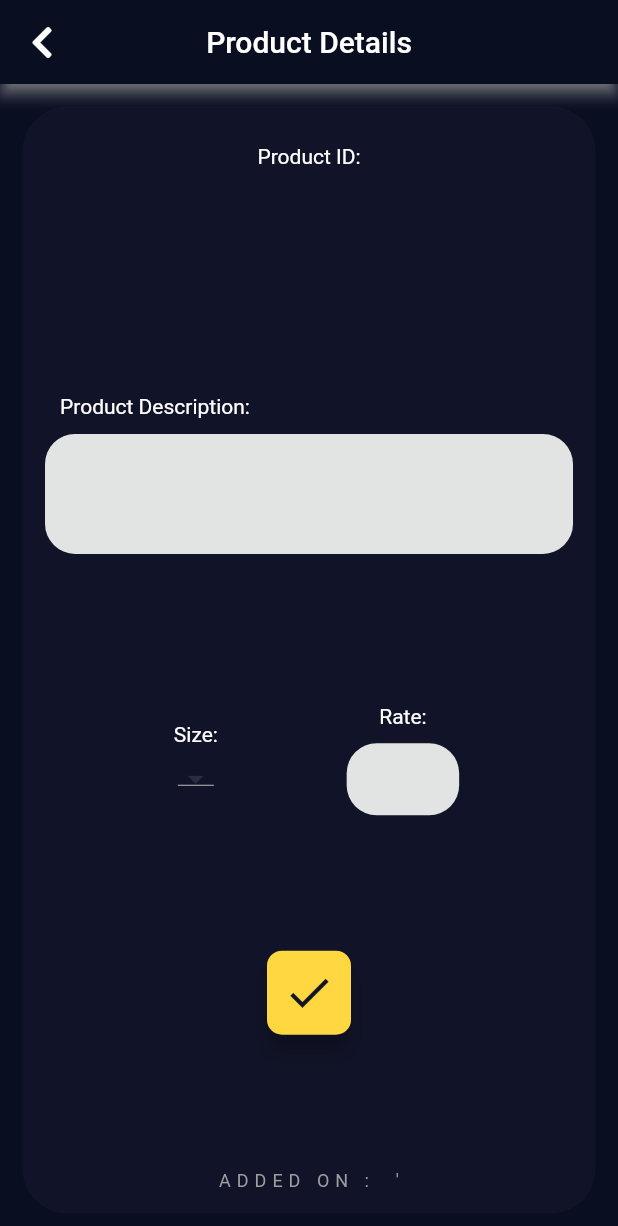
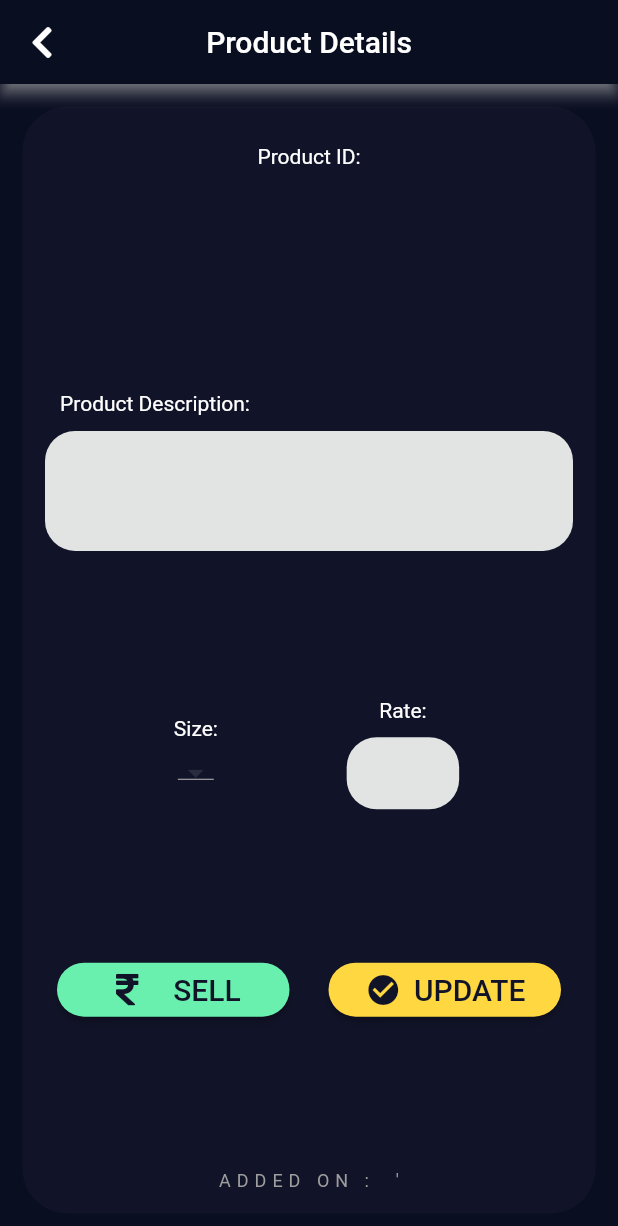
Before and after one commit to AntonyIgnesh/inventory_v1, a Flutter app: the ProductDetailsScreen screen opened directly with empty values, on a phone screen of 412 x 824 dp. Shown: the top 1226 px of the screen. Run offline on Flutter 3.47's test engine with Material 2 defaults, Android fonts, the phone set to English and light mode, and no system bars; drawn by our look-alikes of modal_progress_hud_nsn; our stand-ins replace cloud_firestore, firebase_core, fluttertoast, font_awesome_flutter; accounts and stored records are empty.

Commit message:
Update products module is added yet to refresh the view products screen after updating

```diff
--- a/lib/screens/product_details_screen.dart
+++ b/lib/screens/product_details_screen.dart
@@ -1,16 +1,19 @@
 import 'package:flutter/material.dart';
 import 'package:inventory_v1/constants.dart';
 import 'package:font_awesome_flutter/font_awesome_flutter.dart';
+import 'package:inventory_v1/controller/firebase_networks.dart';
 import 'package:inventory_v1/widgets/sizes_dropdown.dart';
+import 'package:modal_progress_hud_nsn/modal_progress_hud_nsn.dart';
 
 class ProductDetailsScreen extends StatefulWidget {
+  bool showLoading = false;
   final String productId;
-  final String productDesc;
+  String productDesc;
   final String productAddDate;
   final String productAddMonth;
   final String productAddYear;
   String size;
-  final String rate;
+  String rate;
 
   ProductDetailsScreen({
     this.productId,
@@ -48,7 +51,13 @@ class _ProductDetailsScreenState extends State<ProductDetailsScreen> {
         offset: rateController.text.length,
       ),
     );
-    return Scaffold(
+    return ModalProgressHUD(
+      inAsyncCall: widget.showLoading,
+      opacity: 0.1,
+      progressIndicator: CircularProgressIndicator(
+        color: Colors.white,
+      ),
+      child: Scaffold(
         appBar: AppBar(
           shadowColor: Colors.white,
           leading: IconButton(
@@ -76,8 +85,8 @@ class _ProductDetailsScreenState extends State<ProductDetailsScreen> {
                 child: Column(
                   mainAxisAlignment: MainAxisAlignment.spaceBetween,
                   children: [
-                  Container(
-                    child: Column(
+                    // Text(''),
+                    Column(
                       children: [
                         Container(
                           margin: EdgeInsets.all(10),
@@ -97,7 +106,6 @@ class _ProductDetailsScreenState extends State<ProductDetailsScreen> {
                         ),
                       ],
                     ),
-                  ),
                     Container(
                       child: Column(
                         crossAxisAlignment: CrossAxisAlignment.start,
@@ -113,7 +121,7 @@ class _ProductDetailsScreenState extends State<ProductDetailsScreen> {
                           ),
                           TextFormField(
                             onChanged: (value) {
-                            productDescriptionController.text = value;
+                              widget.productDesc = value;
                             },
                             initialValue: productDescriptionController.text,
                             maxLines: 3,
@@ -175,7 +183,7 @@ class _ProductDetailsScreenState extends State<ProductDetailsScreen> {
                               width: 75,
                               child: TextFormField(
                                 onChanged: (value) {
-                                rateController.text = value;
+                                  widget.rate = value;
                                 },
                                 initialValue: rateController.text,
                                 textAlign: TextAlign.center,
@@ -200,21 +208,102 @@ class _ProductDetailsScreenState extends State<ProductDetailsScreen> {
                         ),
                       ],
                     ),
-                  FloatingActionButton(
+                    Row(
+                      mainAxisAlignment: MainAxisAlignment.spaceEvenly,
+                      children: [
+                        Expanded(
+                          child: Padding(
+                            padding: const EdgeInsets.all(8.0),
+                            child: MaterialButton(
+                              onPressed: () {},
+                              child: Row(
+                                mainAxisAlignment: MainAxisAlignment.center,
+                                children: [
+                                  Expanded(
+                                    child: Icon(
+                                      FontAwesomeIcons.rupeeSign,
+                                      // size: 30,
+                                      color: kCardColor,
+                                    ),
+                                  ),
+                                  Expanded(
+                                    child: Text(
+                                      'SELL',
+                                      style: TextStyle(
+                                        color: kCardColor,
+                                        fontSize: 20,
+                                        // fontWeight: FontWeight.w800,
+                                      ),
+                                    ),
+                                  ),
+                                ],
+                              ),
+                              color: Colors.greenAccent,
                               shape: RoundedRectangleBorder(
                                 borderRadius: BorderRadius.all(
                                   Radius.circular(
-                          10,
+                                    30,
                                   ),
                                 ),
                               ),
-                    backgroundColor: Colors.amberAccent,
+                            ),
+                          ),
+                        ),
+                        SizedBox(
+                          width: 10,
+                        ),
+                        Expanded(
+                          child: Padding(
+                            padding: const EdgeInsets.all(8.0),
+                            child: MaterialButton(
+                              onPressed: () async {
+                                setState(() => widget.showLoading = true);
+                                await updateProductWithProductID(
+                                  context,
+                                  widget.productId,
+                                  widget.productDesc,
+                                  widget.size,
+                                  widget.rate,
+                                );
+                                await getAllProductsDetails();
+                                setState(() => widget.showLoading = false);
+                                // print(widget.productDesc +
+                                //     widget.size +
+                                //     widget.rate);
+                              },
+                              child: Row(
+                                children: [
+                                  Expanded(
                                     child: Icon(
-                      Icons.check,
-                      size: 35,
+                                      Icons.check_circle_sharp,
                                       color: kCardColor,
                                     ),
-                    onPressed: () {},
+                                  ),
+                                  Expanded(
+                                    flex: 2,
+                                    child: Text(
+                                      'UPDATE',
+                                      style: TextStyle(
+                                        color: kCardColor,
+                                        fontSize: 20,
+                                        // fontWeight: FontWeight.w800,
+                                      ),
+                                    ),
+                                  ),
+                                ],
+                              ),
+                              color: Colors.amberAccent,
+                              shape: RoundedRectangleBorder(
+                                borderRadius: BorderRadius.all(
+                                  Radius.circular(
+                                    30,
+                                  ),
+                                ),
+                              ),
+                            ),
+                          ),
+                        ),
+                      ],
                     ),
                     Text(
                       'ADDED ON : ${widget.productAddDate} ' +
@@ -232,6 +321,7 @@ class _ProductDetailsScreenState extends State<ProductDetailsScreen> {
             ),
           ],
         ),
+      ),
     );
   }
 }
```
Also changed, not shown: lib/controller/firebase_networks.dart (+60 -0 lines), lib/screens/view_products_screen.dart (+21 -8 lines), lib/widgets/products_card.dart (+27 -19 lines). Lines whose indentation alone changed are shown as unchanged.
